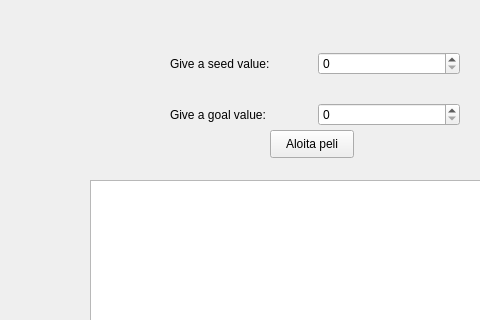
Before: the Qt Designer form student/12/numbers_gui/mainwindow.ui in nvjsalonen/Ohj2, drawn with Qt 5; both pictures show x 0 to 480 and y 0 to 320 of the 800 by 600 pixel window.
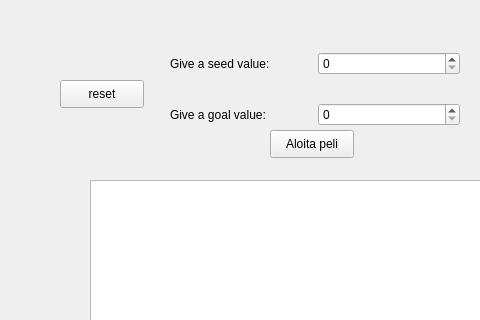
After: the same form once the commit is applied.

What changed in the file:
```diff
--- a/student/12/numbers_gui/mainwindow.ui
+++ b/student/12/numbers_gui/mainwindow.ui
@@ -121,6 +121,19 @@
      <string>OIKEA</string>
     </property>
    </widget>
+   <widget class="QPushButton" name="resetPushButton">
+    <property name="geometry">
+     <rect>
+      <x>60</x>
+      <y>80</y>
+      <width>84</width>
+      <height>28</height>
+     </rect>
+    </property>
+    <property name="text">
+     <string>reset</string>
+    </property>
+   </widget>
   </widget>
   <widget class="QMenuBar" name="menubar">
    <property name="geometry">
```
